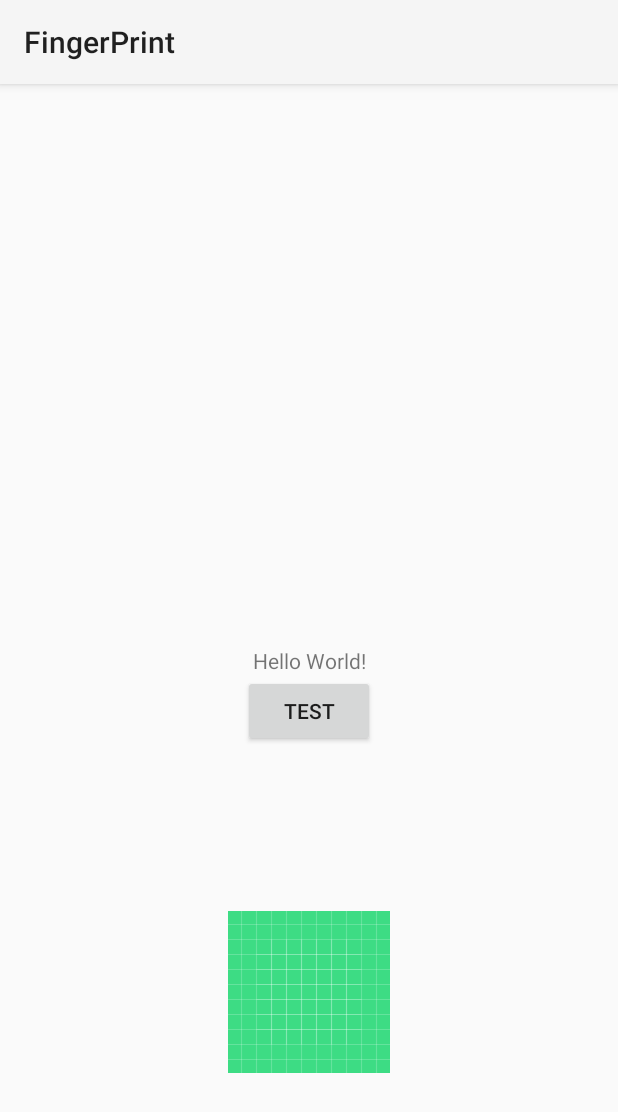
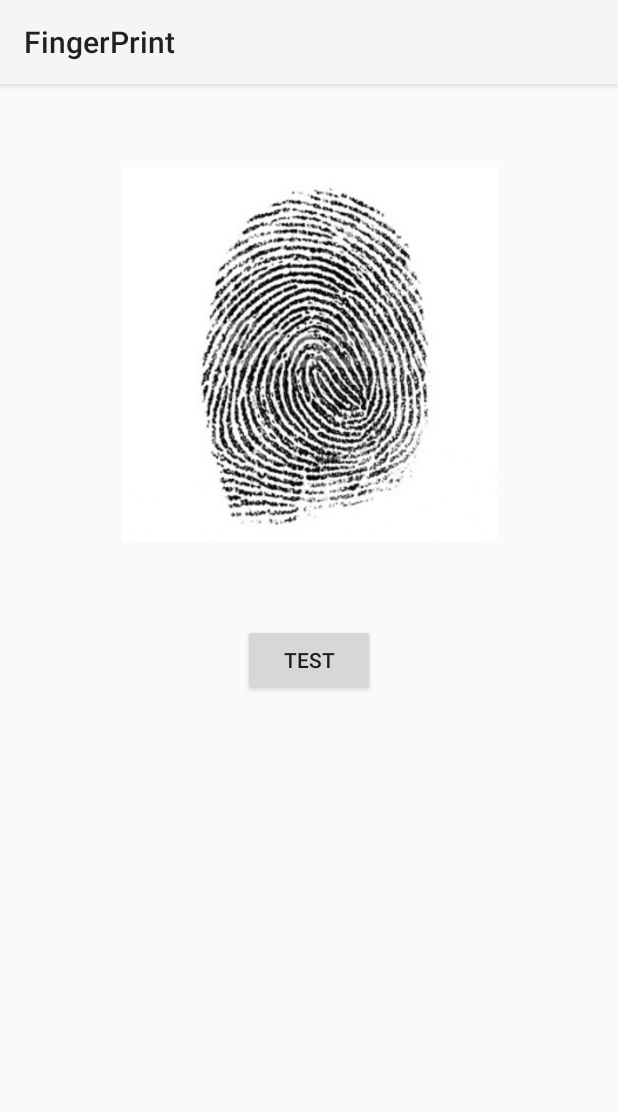
Before and after one commit to Pjumo/FingerPrint, an Android app: the screen it shows after launch (MainActivity), on a phone screen of 412 x 824 dp. Shown: the top 1112 px of the screen. Run offline under Robolectric (Android 15) with nearby library versions, the phone set to English and light mode, and no system bars; libraries missing offline, so code that uses them is left out: org.opencv.android, org.opencv.core, org.opencv.imgproc; 7 statements that could not run were skipped.

Commit message:
기본틀

```diff
--- a/app/src/main/java/com/example/fingerprint/MainActivity.java
+++ b/app/src/main/java/com/example/fingerprint/MainActivity.java
@@ -2,6 +2,9 @@ package com.example.fingerprint;
 
 import android.graphics.Bitmap;
 import android.graphics.BitmapFactory;
+import android.graphics.drawable.BitmapDrawable;
+import android.graphics.drawable.Drawable;
+import android.nfc.Tag;
 import android.os.Bundle;
 import android.os.Environment;
 import android.util.Log;
@@ -26,16 +29,18 @@ import java.io.OutputStream;
 
 public class MainActivity extends AppCompatActivity {
 
-    private final static String TAG = MainActivity.class.getClass().getSimpleName();
+    private final String TAG = this.getClass().getSimpleName();
     private boolean isOpenCvLoaded = false;
+
+    final ImageView imageView = findViewById(R.id.imageView);
+    final ImageView imageView2 = findViewById(R.id.imageView2);
+    Bitmap bitmap = BitmapFactory.decodeResource(getResources(), R.drawable.fp);
+    Bitmap bitmap_result = Bitmap.createBitmap(bitmap.getWidth(), bitmap.getHeight(), Bitmap.Config.ARGB_8888);
 
     @Override
     protected void onCreate(Bundle savedInstanceState) {
         super.onCreate(savedInstanceState);
         setContentView(R.layout.activity_main);
-
-        final ImageView imageView = findViewById(R.id.imageView);
-        final ImageView imageView2 = findViewById(R.id.imageView2);
 
         Button button = findViewById(R.id.button);
         button.setOnClickListener(new View.OnClickListener(){
@@ -43,10 +48,7 @@ public class MainActivity extends AppCompatActivity {
             public void onClick(View view){
                 if(!isOpenCvLoaded)
                     return;
-                try{
-                    InputStream is = getAssets().open("fp.jpg");
-                    Bitmap bitmap = BitmapFactory.decodeStream(is);
-                    Bitmap bitmap_result = Bitmap.createBitmap(bitmap.getWidth(), bitmap.getHeight(), Bitmap.Config.ARGB_8888);
+
                 imageView.setImageBitmap(bitmap);
 
                 Mat fingerprint = new Mat();
@@ -57,23 +59,34 @@ public class MainActivity extends AppCompatActivity {
 
                 Utils.matToBitmap(result, bitmap_result);
                 imageView2.setImageBitmap(bitmap_result);
-                } catch (IOException e) {
-                    e.printStackTrace();
-                }
             }
         });
     }
 
-    private BaseLoaderCallback mLoaderCallback = new BaseLoaderCallback(this) {
+//    public static int getImageByteSize(int w, int h, Bitmap.Config config) {
+//        int byteSize = w * h;
+//        switch(config){
+//            case ARGB_8888:
+//                byteSize*=4;
+//                break;
+//            case RGB_565:
+//            case ARGB_4444:
+//                byteSize*=2;
+//            case ALPHA_8:
+//                break;
+//            default:
+//                return -1;
+//        }
+//        return byteSize;
+//    }
+
+    private final BaseLoaderCallback mLoaderCallback = new BaseLoaderCallback(this) {
         @Override
         public void onManagerConnected(int status){
-            switch(status){
-                case LoaderCallbackInterface.SUCCESS:
+            if (status == LoaderCallbackInterface.SUCCESS) {
                 Log.i(TAG, "OpenCV loaded successfully");
-                    break;
-                default:
+            } else {
                 super.onManagerConnected(status);
-                    break;
             }
         }
     };
@@ -94,4 +107,14 @@ public class MainActivity extends AppCompatActivity {
             isOpenCvLoaded=true;
         }
     }
+
+    @Override
+    protected void onDestroy() {
+        bitmap.recycle();
+        bitmap_result.recycle();
+        bitmap = null;
+        bitmap_result = null;
+
+        super.onDestroy();
     }
+}
--- a/app/src/main/res/layout/activity_main.xml
+++ b/app/src/main/res/layout/activity_main.xml
@@ -6,44 +6,35 @@
     android:layout_height="match_parent"
     tools:context=".MainActivity">
 
-<TextView
-android:id="@+id/textView"
-android:layout_width="wrap_content"
-android:layout_height="wrap_content"
-android:text="Hello World!"
-app:layout_constraintBottom_toBottomOf="parent"
-app:layout_constraintLeft_toLeftOf="parent"
-app:layout_constraintRight_toRightOf="parent"
-app:layout_constraintTop_toTopOf="parent" />
-
     <Button
         android:id="@+id/button"
         android:layout_width="wrap_content"
         android:layout_height="wrap_content"
         android:text="test"
+        app:layout_constraintBottom_toBottomOf="parent"
         app:layout_constraintEnd_toEndOf="parent"
         app:layout_constraintStart_toStartOf="parent"
-app:layout_constraintTop_toBottomOf="@+id/textView" />
+        app:layout_constraintTop_toTopOf="parent" />
 
     <ImageView
         android:id="@+id/imageView"
-android:layout_width="wrap_content"
-android:layout_height="wrap_content"
-app:layout_constraintBottom_toTopOf="@+id/textView"
+        android:layout_width="250dp"
+        android:layout_height="250dp"
+        android:scaleType="fitXY"
+        android:src="@drawable/fp"
+        app:layout_constraintBottom_toTopOf="@+id/button"
         app:layout_constraintEnd_toEndOf="parent"
         app:layout_constraintStart_toStartOf="parent"
-app:layout_constraintTop_toTopOf="parent"
-tools:srcCompat="@tools:sample/avatars[0]" />
+        app:layout_constraintTop_toTopOf="parent" />
 
     <ImageView
         android:id="@+id/imageView2"
-android:layout_width="wrap_content"
-android:layout_height="wrap_content"
+        android:layout_width="250dp"
+        android:layout_height="250dp"
+        android:scaleType="fitXY"
         app:layout_constraintBottom_toBottomOf="parent"
         app:layout_constraintEnd_toEndOf="parent"
         app:layout_constraintStart_toStartOf="parent"
-app:layout_constraintTop_toBottomOf="@+id/button"
-app:srcCompat="@drawable/ic_launcher_background"
-tools:srcCompat="@tools:sample/avatars[10]" />
+        app:layout_constraintTop_toBottomOf="@+id/button" />
 
 </androidx.constraintlayout.widget.ConstraintLayout>
```
Also changed, not shown: app/src/main/assets/fp.jpg (deleted), app/src/main/res/drawable-v24/fp.jpg (added), 35 other files. Lines whose indentation alone changed are shown as unchanged.
